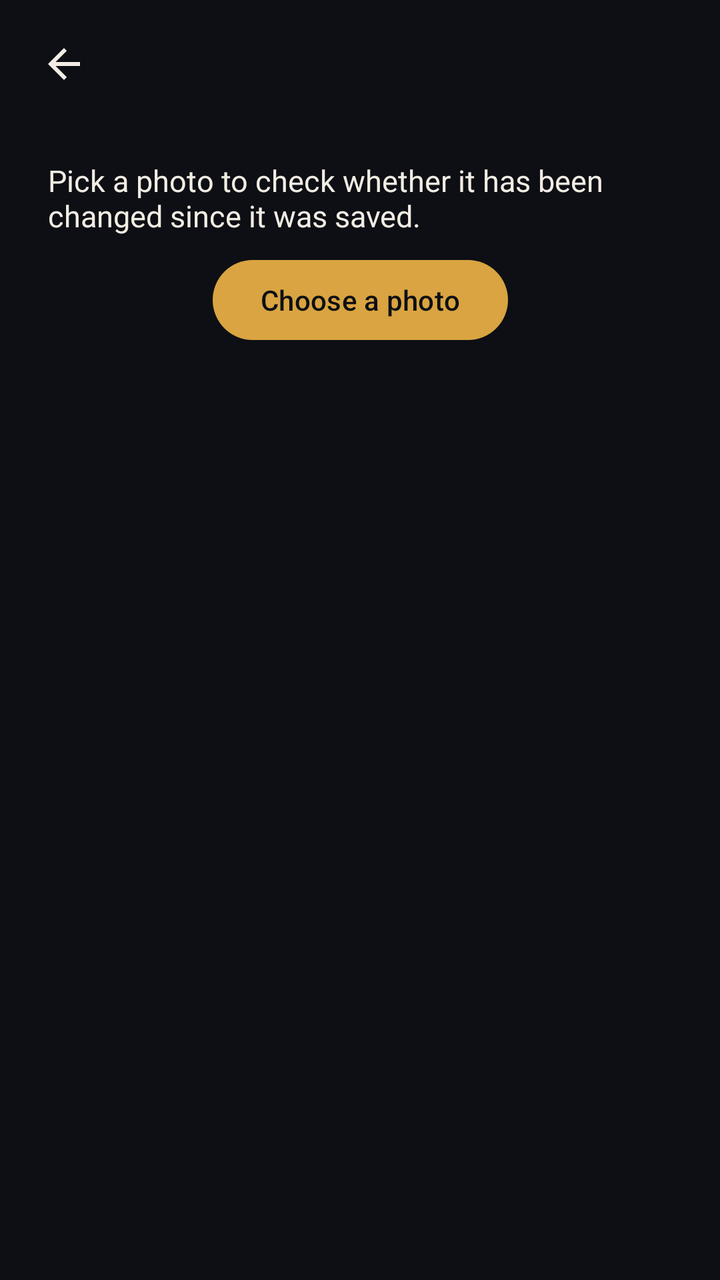
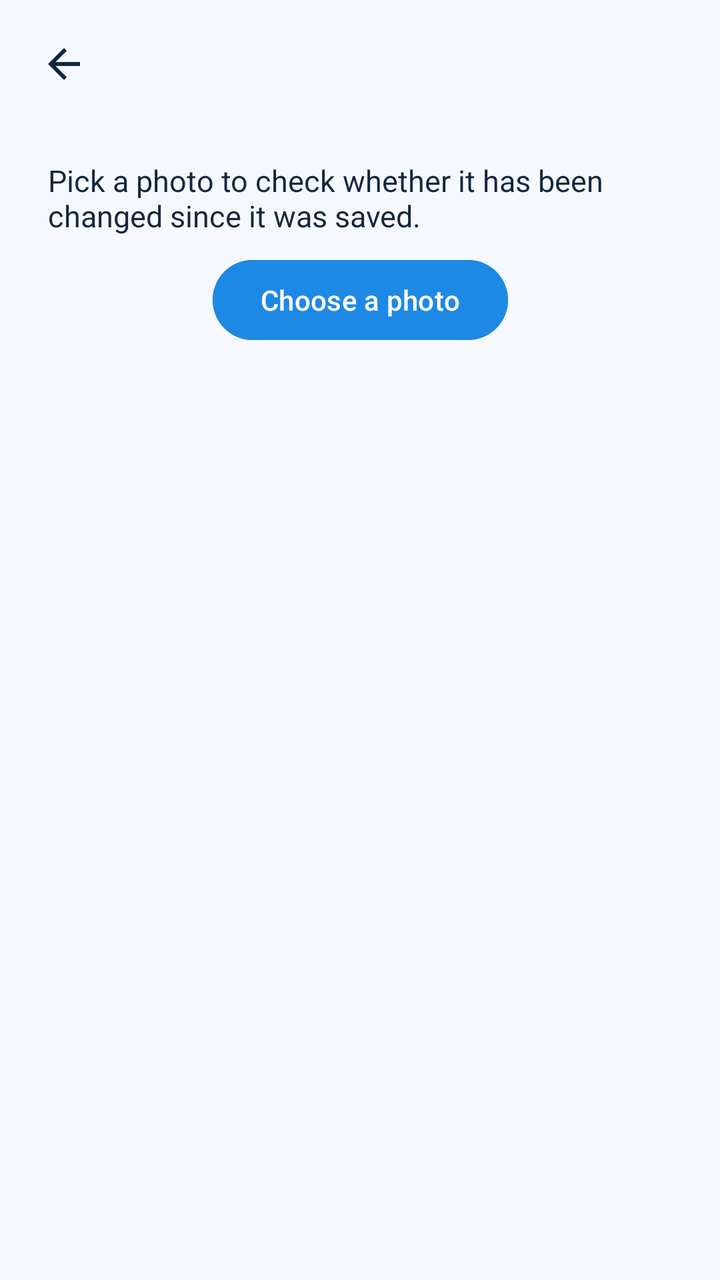

Compare the two renders of this Android layout. The source of the first and the diff that turns it into the second are given below.
<!-- AndroidManifest.xml: application theme Theme.RoshanCamera -->
<!-- res/layout/activity_verify.xml -->
<?xml version="1.0" encoding="utf-8"?>
<androidx.constraintlayout.widget.ConstraintLayout
    xmlns:android="http://schemas.android.com/apk/res/android"
    xmlns:app="http://schemas.android.com/apk/res-auto"
    android:layout_width="match_parent"
    android:layout_height="match_parent"
    android:background="@color/brand_ink">

    <ImageButton
        android:id="@+id/back"
        android:layout_width="48dp"
        android:layout_height="48dp"
        android:layout_margin="8dp"
        android:background="?attr/selectableItemBackgroundBorderless"
        android:contentDescription="@string/back"
        android:src="@drawable/ic_back"
        app:layout_constraintStart_toStartOf="parent"
        app:layout_constraintTop_toTopOf="parent"
        app:tint="@color/on_ink" />

    <TextView
        android:id="@+id/title"
        android:layout_width="0dp"
        android:layout_height="wrap_content"
        android:layout_margin="24dp"
        android:text="@string/verify_intro"
        android:textColor="@color/on_ink"
        android:textSize="15sp"
        app:layout_constraintEnd_toEndOf="parent"
        app:layout_constraintStart_toStartOf="parent"
        app:layout_constraintTop_toBottomOf="@id/back" />

    <Button
        android:id="@+id/pick"
        android:layout_width="wrap_content"
        android:layout_height="wrap_content"
        android:layout_marginTop="8dp"
        android:text="@string/verify_pick"
        app:layout_constraintEnd_toEndOf="parent"
        app:layout_constraintStart_toStartOf="parent"
        app:layout_constraintTop_toBottomOf="@id/title" />

    <TextView
        android:id="@+id/result"
        android:layout_width="0dp"
        android:layout_height="wrap_content"
        android:layout_margin="24dp"
        android:gravity="center"
        android:textColor="@color/on_ink_muted"
        android:textSize="15sp"
        app:layout_constraintEnd_toEndOf="parent"
        app:layout_constraintStart_toStartOf="parent"
        app:layout_constraintTop_toBottomOf="@id/pick" />

</androidx.constraintlayout.widget.ConstraintLayout>
<!-- resources referenced by this layout -->
<resources>
  <color name="brand_ink">#0D0F14</color>
  <color name="on_ink">#F2EDE4</color>
  <color name="on_ink_muted">#9AA0AC</color>
  <!-- drawable ic_back (drawable) -->
  <vector xmlns:android="http://schemas.android.com/apk/res/android"
      android:width="24dp" android:height="24dp"
      android:viewportWidth="24" android:viewportHeight="24"
      android:autoMirrored="true">
      <path android:fillColor="@android:color/white"
          android:pathData="M20,11H7.8l5.6,-5.6L12,4l-8,8 8,8 1.4,-1.4L7.8,13H20v-2Z" />
  </vector>
  <string name="back">Back</string>
  <string name="verify_intro">Pick a photo to check whether it has been changed since it was saved.</string>
  <string name="verify_pick">Choose a photo</string>
  <style name="Theme.RoshanCamera" parent="Theme.Material3.DayNight.NoActionBar">
          <item name="colorPrimary">@color/brand_gold</item>
          <item name="colorOnPrimary">@color/brand_ink</item>
          <item name="colorSecondary">@color/brand_gold_dark</item>
          
          <item name="android:statusBarColor">@color/brand_ink</item>
          <item name="android:navigationBarColor">@color/brand_ink</item>
      </style>
  <color name="brand_gold">#D9A441</color>
  <color name="brand_gold_dark">#A87A2B</color>
</resources>

<!-- the commit's change to res/layout/activity_verify.xml (unified diff, before → after) -->
@@ -4,7 +4,7 @@
     xmlns:app="http://schemas.android.com/apk/res-auto"
     android:layout_width="match_parent"
     android:layout_height="match_parent"
-    android:background="@color/brand_ink">
+    android:background="@color/screen_bg">
 
     <ImageButton
         android:id="@+id/back"
@@ -16,7 +16,7 @@
         android:src="@drawable/ic_back"
         app:layout_constraintStart_toStartOf="parent"
         app:layout_constraintTop_toTopOf="parent"
-        app:tint="@color/on_ink" />
+        app:tint="@color/ink_text" />
 
     <TextView
         android:id="@+id/title"
@@ -24,7 +24,7 @@
         android:layout_height="wrap_content"
         android:layout_margin="24dp"
         android:text="@string/verify_intro"
-        android:textColor="@color/on_ink"
+        android:textColor="@color/ink_text"
         android:textSize="15sp"
         app:layout_constraintEnd_toEndOf="parent"
         app:layout_constraintStart_toStartOf="parent"
@@ -32,6 +32,8 @@
 
     <Button
         android:id="@+id/pick"
+        android:backgroundTint="@color/primary_blue"
+        android:textColor="@android:color/white"
         android:layout_width="wrap_content"
         android:layout_height="wrap_content"
         android:layout_marginTop="8dp"
@@ -46,7 +48,7 @@
         android:layout_height="wrap_content"
         android:layout_margin="24dp"
         android:gravity="center"
-        android:textColor="@color/on_ink_muted"
+        android:textColor="@color/ink_muted"
         android:textSize="15sp"
         app:layout_constraintEnd_toEndOf="parent"
         app:layout_constraintStart_toStartOf="parent"
<!-- resource entries referenced after the edit -->
@@ -1,8 +1,9 @@
 <!-- resources referenced by this layout -->
 <resources>
-  <color name="brand_ink">#0D0F14</color>
-  <color name="on_ink">#F2EDE4</color>
-  <color name="on_ink_muted">#9AA0AC</color>
+  <color name="ink_muted">#5A6B82</color>
+  <color name="ink_text">#14263F</color>
+  <color name="primary_blue">#1E88E5</color>
+  <color name="screen_bg">#F5F8FC</color>
   <!-- drawable ic_back (drawable) -->
   <vector xmlns:android="http://schemas.android.com/apk/res/android"
       android:width="24dp" android:height="24dp"
@@ -15,14 +16,14 @@
   <string name="verify_intro">Pick a photo to check whether it has been changed since it was saved.</string>
   <string name="verify_pick">Choose a photo</string>
   <style name="Theme.RoshanCamera" parent="Theme.Material3.DayNight.NoActionBar">
-          <item name="colorPrimary">@color/brand_gold</item>
-          <item name="colorOnPrimary">@color/brand_ink</item>
-          <item name="colorSecondary">@color/brand_gold_dark</item>
+          <item name="colorPrimary">@color/primary_blue</item>
+          <item name="colorOnPrimary">@android:color/white</item>
+          <item name="colorSecondary">@color/accent_amber</item>
           
-          <item name="android:statusBarColor">@color/brand_ink</item>
-          <item name="android:navigationBarColor">@color/brand_ink</item>
+          <item name="android:statusBarColor">@color/viewfinder_bg</item>
+          <item name="android:navigationBarColor">@color/viewfinder_bg</item>
       </style>
-  <color name="brand_gold">#D9A441</color>
-  <color name="brand_gold_dark">#A87A2B</color>
+  <color name="accent_amber">#FFB300</color>
+  <color name="viewfinder_bg">#0B1526</color>
 </resources>
 
